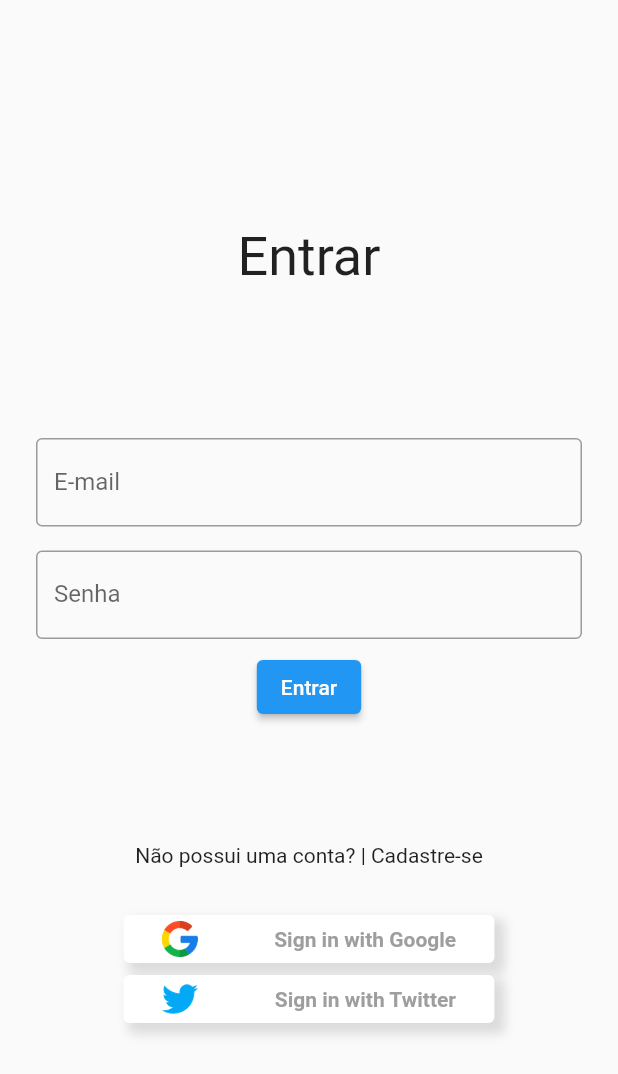
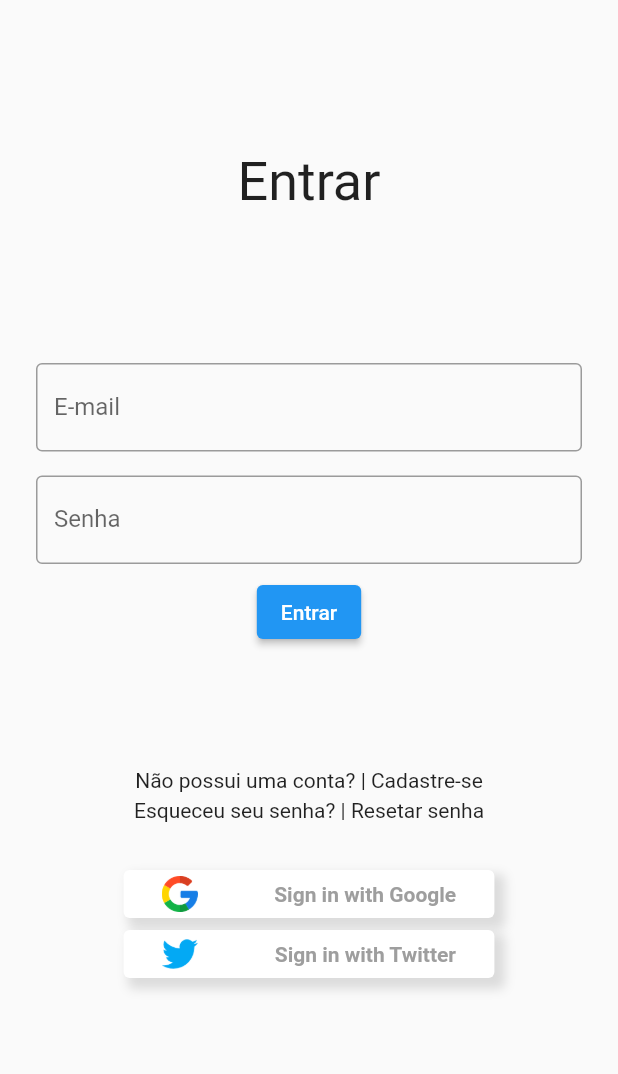
Before and after one commit to tamirfaria/level-up-03, a Flutter app: the SignInPage screen opened by its route, on a phone screen of 412 x 824 dp. Shown: the top 1074 px of the screen. Run offline on Flutter 3.47's test engine with Material 2 defaults, Android fonts, the light colour scheme and no system bars; our stand-ins replace mask_text_input_formatter.

Commit message:
refactor: padding refactoring

```diff
--- a/lib/modules/sign_in/sign_in_page.dart
+++ b/lib/modules/sign_in/sign_in_page.dart
@@ -20,7 +20,7 @@ class _SignInPageState extends State<SignInPage> {
             child: Form(
               key: _formKey,
               child: Padding(
-                padding: const EdgeInsets.only(top: 150),
+                padding: const EdgeInsets.only(top: 100),
                 child: Column(
                   mainAxisAlignment: MainAxisAlignment.center,
                   crossAxisAlignment: CrossAxisAlignment.center,
@@ -88,8 +88,12 @@ class _SignInPageState extends State<SignInPage> {
                     ),
                     const SizedBox(height: 64.0),
                     const Padding(
-                      padding: EdgeInsets.only(top: 16.0, bottom: 32),
+                      padding: EdgeInsets.only(top: 16.0, bottom: 4),
                       child: Text("Não possui uma conta? | Cadastre-se"),
+                    ),
+                    const Padding(
+                      padding: EdgeInsets.only(bottom: 32),
+                      child: Text("Esqueceu seu senha? | Resetar senha"),
                     ),
                     Center(
                       child: GoogleButton(onTap: () {}),
@@ -98,6 +102,7 @@ class _SignInPageState extends State<SignInPage> {
                     Center(
                       child: TwitterButton(onTap: () {}),
                     ),
+                    const SizedBox(height: 24),
                   ],
                 ),
               ),
```
